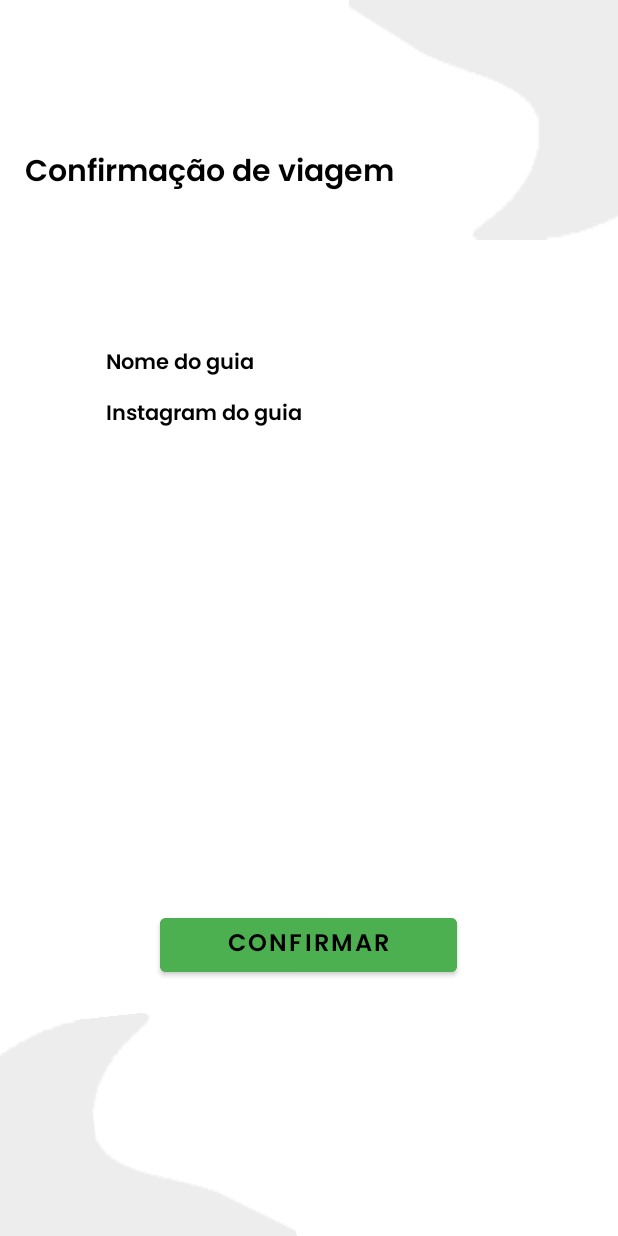
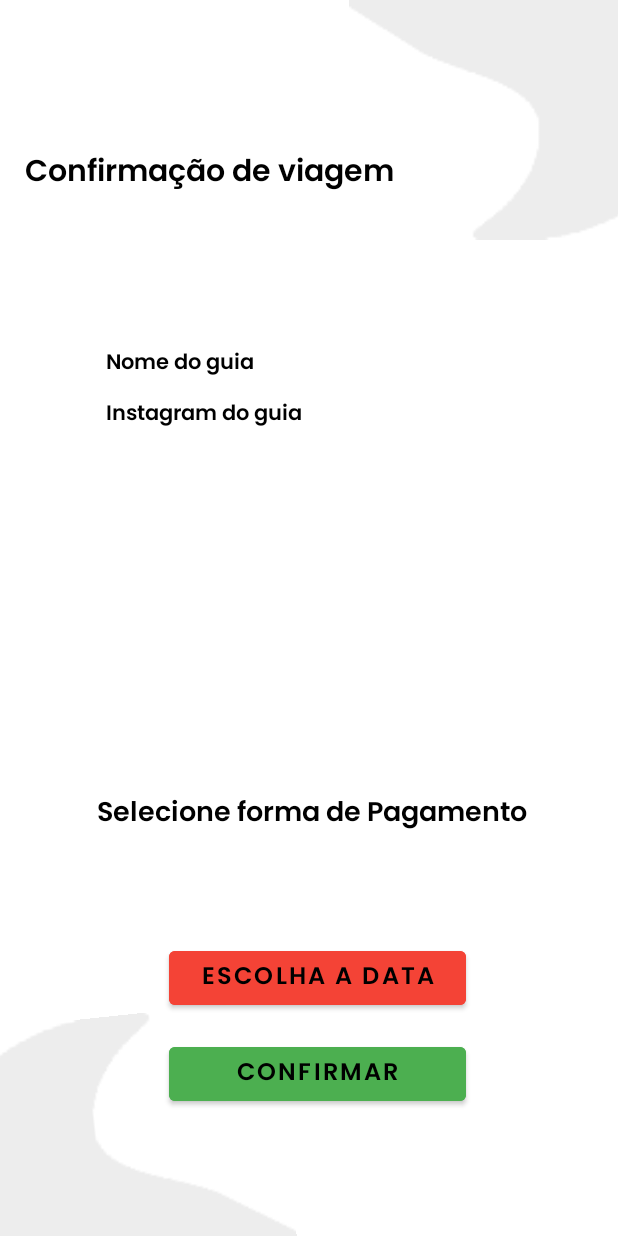
Before and after one commit to viniciusmartins1/meguie, an Android app: the layout activity_checkout.xml on its own in the app's theme, with its tools: preview values and no code run, on a phone screen of 412 x 824 dp. Run offline under Robolectric (Android 15) with nearby library versions, the phone set to English and light mode, and no system bars.

Commit message:
Calendário, tipos pagamento, id do cliente

```diff
--- a/app/src/main/java/com/example/meguie/Roteiros.java
+++ b/app/src/main/java/com/example/meguie/Roteiros.java
@@ -106,6 +106,10 @@ public class Roteiros extends Fragment {
             lvRoteiros = (ListView) view.findViewById(R.id.listRoteiros);
             popularLista();
 
+            Intent intent = getActivity().getIntent();
+            String idCliente = (String) intent.getSerializableExtra("id");
+            String nomeCliente = (String) intent.getSerializableExtra("nome");
+
             lvRoteiros.setOnItemClickListener(new AdapterView.OnItemClickListener() {
                 @Override
                 public void onItemClick(AdapterView<?> parent, View view, int position, long id) {
@@ -117,6 +121,8 @@ public class Roteiros extends Fragment {
                     intent.putExtra("preco", listRoteiros.get(position).getPreco());
                     intent.putExtra("duracao", listRoteiros.get(position).getDuracao());
                     intent.putExtra("descricao", listRoteiros.get(position).getDescricao());
+                    intent.putExtra("idCliente", idCliente);
+                    intent.putExtra("nomeCliente", nomeCliente);
 
                     startActivity(intent);
 
--- a/app/src/main/java/com/example/meguie/guias.java
+++ b/app/src/main/java/com/example/meguie/guias.java
@@ -43,6 +43,9 @@ public class guias extends AppCompatActivity {
         String duracaoRoteiro = (String) intent.getSerializableExtra("duracao");
         String descricaoRoteiro = (String) intent.getSerializableExtra("descricao");
 
+        String idCliente = (String) intent.getSerializableExtra("idCliente");
+        String nomeCliente = (String) intent.getSerializableExtra("nomeCliente");
+
         inicializarComponentes();
         //inicializarBancoDeDados();
 
@@ -66,6 +69,8 @@ public class guias extends AppCompatActivity {
                 intent.putExtra("precoRoteiro", precoRoteiro);
                 intent.putExtra("duracaoRoteiro", duracaoRoteiro);
                 intent.putExtra("descricaoRoteiro", descricaoRoteiro);
+                intent.putExtra("idCliente", idCliente);
+                intent.putExtra("nomeCliente", nomeCliente);
 
                 startActivity(intent);
 
--- a/app/src/main/res/layout/activity_checkout.xml
+++ b/app/src/main/res/layout/activity_checkout.xml
@@ -4,7 +4,7 @@
     xmlns:tools="http://schemas.android.com/tools"
     android:layout_width="match_parent"
     android:layout_height="match_parent"
-    android:theme="@style/AppThemeNoActionBar"
+    android:theme="@style/Theme.AppCompat.DayNight.NoActionBar"
     tools:context=".checkout">
 
     <ImageView
@@ -23,14 +23,34 @@
         android:id="@+id/btnconfirmar"
         android:layout_width="198dp"
         android:layout_height="48dp"
-        android:layout_marginStart="106dp"
-        android:layout_marginTop="559dp"
-        android:layout_marginEnd="107dp"
-        android:layout_marginBottom="124dp"
+        android:layout_marginStart="112dp"
+        android:layout_marginTop="645dp"
+        android:layout_marginEnd="101dp"
+        android:layout_marginBottom="38dp"
         android:backgroundTint="#4CAF50"
         android:text="Confirmar"
         android:textAlignment="center"
         android:textColor="#000000"
+        android:textSize="16sp"
+        android:visibility="visible"
+        app:layout_constraintBottom_toBottomOf="parent"
+        app:layout_constraintEnd_toEndOf="parent"
+        app:layout_constraintStart_toStartOf="parent"
+        app:layout_constraintTop_toTopOf="parent" />
+
+    <Button
+        android:id="@+id/btndata"
+        android:layout_width="198dp"
+        android:layout_height="48dp"
+        android:layout_marginStart="112dp"
+        android:layout_marginTop="581dp"
+        android:layout_marginEnd="101dp"
+        android:layout_marginBottom="102dp"
+        android:backgroundTint="#F44336"
+        android:hint="ESCOLHA A DATA"
+        android:textAlignment="center"
+        android:textColor="#000000"
+        android:textColorHint="#000000"
         android:textSize="16sp"
         app:layout_constraintBottom_toBottomOf="parent"
         app:layout_constraintEnd_toEndOf="parent"
@@ -203,7 +223,7 @@
     <TextView
         android:id="@+id/txtDescricaoRoteiro"
         android:layout_width="284dp"
-        android:layout_height="34dp"
+        android:layout_height="84dp"
         android:layout_marginStart="70dp"
         android:layout_marginTop="422dp"
         android:layout_marginEnd="57dp"
@@ -213,7 +233,32 @@
         android:textColor="@color/black"
         app:layout_constraintBottom_toBottomOf="parent"
         app:layout_constraintEnd_toEndOf="parent"
+        app:layout_constraintHorizontal_bias="0.0"
         app:layout_constraintStart_toStartOf="parent"
-        app:layout_constraintTop_toTopOf="parent" />
+        app:layout_constraintTop_toTopOf="parent"
+        app:layout_constraintVertical_bias="0.0" />
+
+    <AutoCompleteTextView
+        android:id="@+id/autoPag"
+        android:layout_width="305dp"
+        android:layout_height="55dp"
+        android:layout_marginStart="53dp"
+        android:layout_marginTop="515dp"
+        android:layout_marginEnd="53dp"
+        android:layout_marginBottom="161dp"
+        android:background="@null"
+        android:focusable="false"
+        android:fontFamily="@font/poppins_semibold"
+        android:hint="Selecione forma de Pagamento"
+        android:textAlignment="center"
+        android:textColor="@color/black"
+        android:textColorHint="@color/black"
+        android:translationX="2dp"
+        app:layout_constraintBottom_toBottomOf="parent"
+        app:layout_constraintEnd_toEndOf="parent"
+        app:layout_constraintHorizontal_bias="0.0"
+        app:layout_constraintStart_toStartOf="parent"
+        app:layout_constraintTop_toTopOf="parent"
+        app:layout_constraintVertical_bias="0.0" />
 
 </androidx.constraintlayout.widget.ConstraintLayout>
```
Also changed, not shown: app/src/main/java/com/example/meguie/checkout.java (+99 -4 lines), app/src/main/java/com/example/meguie/dao/BancoDeDados.java (+46 -0 lines), app/src/main/java/com/example/meguie/model/Pagamento.java (added, +29 -0 lines), app/src/main/java/com/example/meguie/model/Status.java (added, +23 -0 lines), app/src/main/java/com/example/meguie/model/Viagem.java (added, +68 -0 lines), 1 other file.
